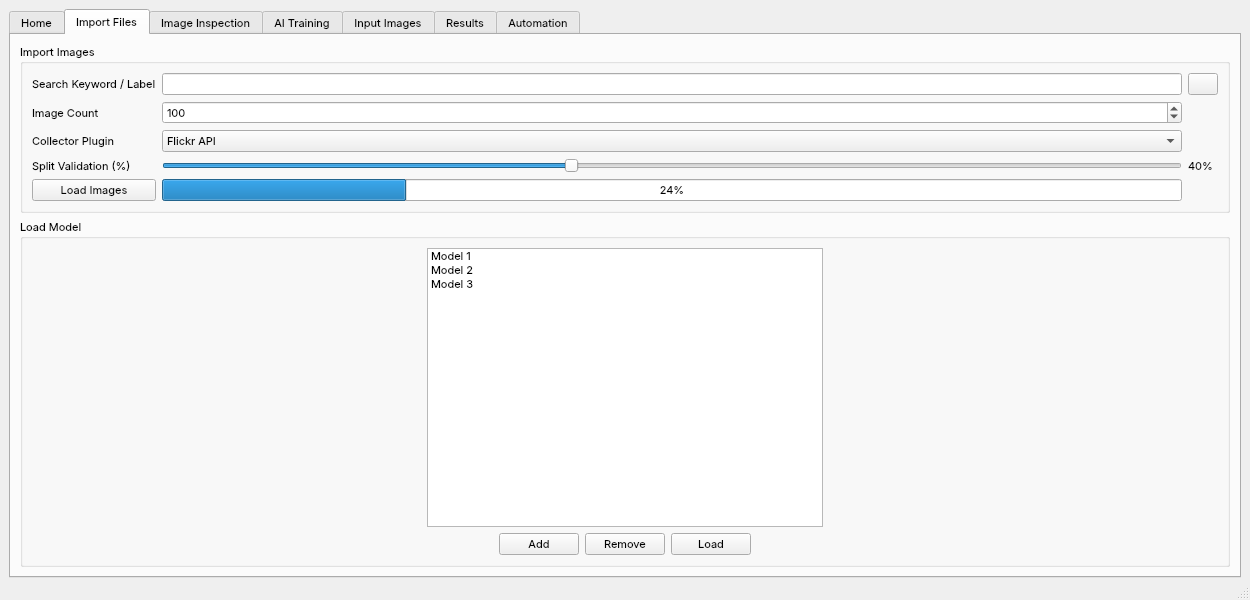
First picture: the form in mainwindow.ui, repository Joensw/RCAIT, before the edit.
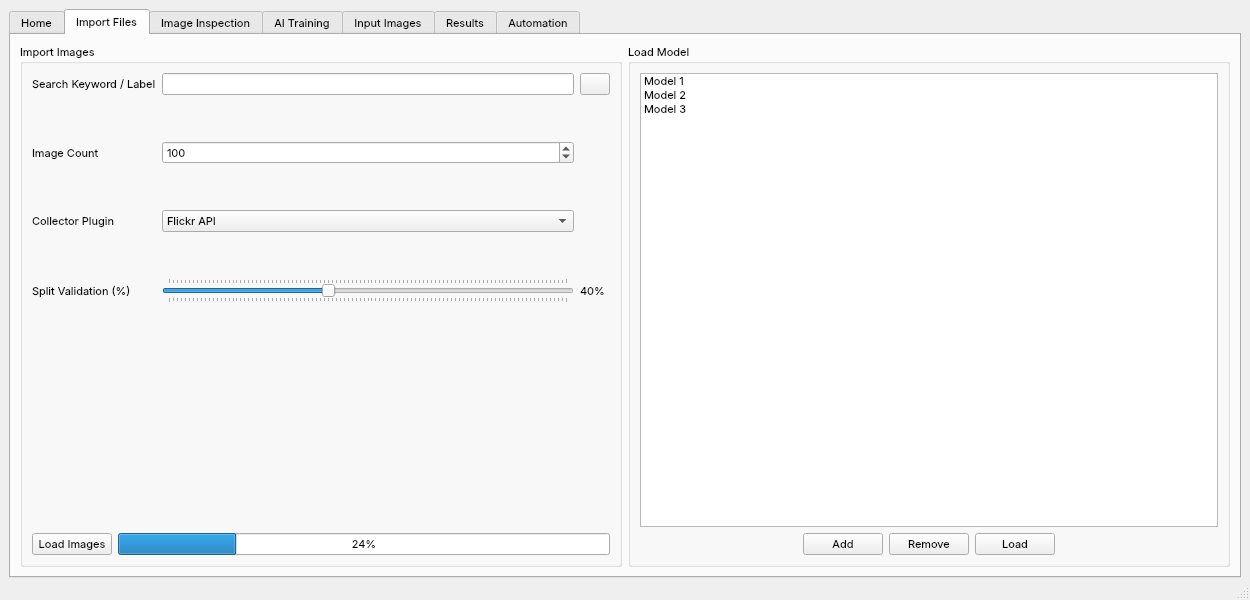
Second picture: the form after the edit. The open tabs and pages were chosen to show the change. Icons and pictures are not drawn. Custom widgets are drawn as their Qt base class.

Commit message: Improve layout of import files tab

Diff of the .ui file:
```diff
--- a/mainwindow.ui
+++ b/mainwindow.ui
@@ -92,8 +92,8 @@
        <attribute name="title">
         <string>Import Files</string>
        </attribute>
-       <layout class="QGridLayout" name="gridLayout_9">
-        <item row="0" column="0">
+       <layout class="QHBoxLayout" name="horizontalLayout">
+        <item>
          <widget class="QGroupBox" name="groupBox_2">
           <property name="enabled">
            <bool>true</bool>
@@ -101,9 +101,72 @@
           <property name="title">
            <string>Import Images</string>
           </property>
-          <layout class="QGridLayout" name="gridLayout_4" rowstretch="0">
+          <layout class="QGridLayout" name="gridLayout_4" rowstretch="0,0,0">
+           <item row="2" column="0">
+            <widget class="QPushButton" name="pushButton_5">
+             <property name="font">
+              <font>
+               <family>SF Pro Text</family>
+               <pointsize>8</pointsize>
+              </font>
+             </property>
+             <property name="text">
+              <string>Load Images</string>
+             </property>
+            </widget>
+           </item>
+           <item row="2" column="1">
+            <widget class="QProgressBar" name="progressBar_2">
+             <property name="value">
+              <number>24</number>
+             </property>
+            </widget>
+           </item>
            <item row="0" column="0" colspan="2">
             <layout class="QGridLayout" name="gridLayout_12">
+             <item row="5" column="0">
+              <widget class="QLabel" name="label_7">
+               <property name="text">
+                <string>Collector Plugin</string>
+               </property>
+              </widget>
+             </item>
+             <item row="3" column="1">
+              <widget class="QSpinBox" name="spinBox">
+               <property name="sizePolicy">
+                <sizepolicy hsizetype="Minimum" vsizetype="Fixed">
+                 <horstretch>0</horstretch>
+                 <verstretch>0</verstretch>
+                </sizepolicy>
+               </property>
+               <property name="maximum">
+                <number>1000</number>
+               </property>
+               <property name="value">
+                <number>100</number>
+               </property>
+              </widget>
+             </item>
+             <item row="7" column="0">
+              <widget class="QLabel" name="label_4">
+               <property name="text">
+                <string>Split Validation (%)</string>
+               </property>
+              </widget>
+             </item>
+             <item row="4" column="1">
+              <spacer name="verticalSpacer_5">
+               <property name="orientation">
+                <enum>Qt::Vertical</enum>
+               </property>
+               <property name="sizeHint" stdset="0">
+                <size>
+                 <width>20</width>
+                 <height>40</height>
+                </size>
+               </property>
+              </spacer>
+             </item>
              <item row="0" column="0">
               <widget class="QLabel" name="label_3">
                <property name="text">
@@ -111,41 +174,7 @@
                </property>
               </widget>
              </item>
-             <item row="3" column="3">
-              <widget class="QLabel" name="label_5">
-               <property name="text">
-                <string>40%</string>
-               </property>
-              </widget>
-             </item>
-             <item row="4" column="0">
-              <widget class="QPushButton" name="pushButton_5">
-               <property name="font">
-                <font>
-                 <family>SF Pro Text</family>
-                 <pointsize>8</pointsize>
-                </font>
-               </property>
-               <property name="text">
-                <string>Load Images</string>
-               </property>
-              </widget>
-             </item>
-             <item row="2" column="0">
-              <widget class="QLabel" name="label_7">
-               <property name="text">
-                <string>Collector Plugin</string>
-               </property>
-              </widget>
-             </item>
-             <item row="1" column="0">
-              <widget class="QLabel" name="label_2">
-               <property name="text">
-                <string>Image Count</string>
-               </property>
-              </widget>
-             </item>
-             <item row="2" column="2">
+             <item row="5" column="1">
               <widget class="QComboBox" name="comboBox_3">
                <property name="enabled">
                 <bool>true</bool>
@@ -167,7 +196,33 @@
                </item>
               </widget>
              </item>
-             <item row="0" column="3">
+             <item row="6" column="1">
+              <spacer name="verticalSpacer_6">
+               <property name="orientation">
+                <enum>Qt::Vertical</enum>
+               </property>
+               <property name="sizeHint" stdset="0">
+                <size>
+                 <width>20</width>
+                 <height>40</height>
+                </size>
+               </property>
+              </spacer>
+             </item>
+             <item row="0" column="1">
+              <widget class="Tags" name="lineEdit">
+               <property name="sizePolicy">
+                <sizepolicy hsizetype="Expanding" vsizetype="Expanding">
+                 <horstretch>0</horstretch>
+                 <verstretch>0</verstretch>
+                </sizepolicy>
+               </property>
+               <property name="contextMenuPolicy">
+                <enum>Qt::DefaultContextMenu</enum>
+               </property>
+              </widget>
+             </item>
+             <item row="0" column="2">
               <layout class="QHBoxLayout" name="horizontalLayout_14">
                <item>
                 <widget class="QPushButton" name="pushButton_clearTags">
@@ -194,40 +249,7 @@
                </item>
               </layout>
              </item>
-             <item row="0" column="2">
-              <widget class="Tags" name="lineEdit"/>
-             </item>
-             <item row="1" column="2">
-              <widget class="QSpinBox" name="spinBox">
-               <property name="sizePolicy">
-                <sizepolicy hsizetype="Minimum" vsizetype="Fixed">
-                 <horstretch>0</horstretch>
-                 <verstretch>0</verstretch>
-                </sizepolicy>
-               </property>
-               <property name="maximum">
-                <number>1000</number>
-               </property>
-               <property name="value">
-                <number>100</number>
-               </property>
-              </widget>
-             </item>
-             <item row="4" column="2">
-              <widget class="QProgressBar" name="progressBar_2">
-               <property name="value">
-                <number>24</number>
-               </property>
-              </widget>
-             </item>
-             <item row="3" column="0">
-              <widget class="QLabel" name="label_4">
-               <property name="text">
-                <string>Split Validation (%)</string>
-               </property>
-              </widget>
-             </item>
-             <item row="3" column="2">
+             <item row="7" column="1">
               <widget class="QSlider" name="horizontalSlider">
                <property name="maximum">
                 <number>100</number>
@@ -238,35 +260,62 @@
                <property name="orientation">
                 <enum>Qt::Horizontal</enum>
                </property>
+               <property name="tickPosition">
+                <enum>QSlider::TicksBothSides</enum>
+               </property>
+              </widget>
+             </item>
+             <item row="3" column="0">
+              <widget class="QLabel" name="label_2">
+               <property name="text">
+                <string>Image Count</string>
+               </property>
+              </widget>
+             </item>
+             <item row="1" column="1">
+              <spacer name="verticalSpacer_4">
+               <property name="orientation">
+                <enum>Qt::Vertical</enum>
+               </property>
+               <property name="sizeHint" stdset="0">
+                <size>
+                 <width>20</width>
+                 <height>40</height>
+                </size>
+               </property>
+              </spacer>
+             </item>
+             <item row="7" column="2">
+              <widget class="QLabel" name="label_5">
+               <property name="text">
+                <string>40%</string>
+               </property>
               </widget>
              </item>
             </layout>
            </item>
+           <item row="1" column="1">
+            <spacer name="verticalSpacer_3">
+             <property name="orientation">
+              <enum>Qt::Vertical</enum>
+             </property>
+             <property name="sizeHint" stdset="0">
+              <size>
+               <width>20</width>
+               <height>40</height>
+              </size>
+             </property>
+            </spacer>
+           </item>
           </layout>
          </widget>
         </item>
-        <item row="1" column="0">
+        <item>
          <widget class="QGroupBox" name="gridGroupBox">
           <property name="title">
            <string>Load Model</string>
           </property>
           <layout class="QHBoxLayout" name="horizontalLayout_17">
-           <item>
-            <layout class="QHBoxLayout" name="horizontalLayout_15"/>
-           </item>
-           <item>
-            <spacer name="horizontalSpacer">
-             <property name="orientation">
-              <enum>Qt::Horizontal</enum>
-             </property>
-             <property name="sizeHint" stdset="0">
-              <size>
-               <width>40</width>
-               <height>20</height>
-              </size>
-             </property>
-            </spacer>
-           </item>
            <item>
             <layout class="QVBoxLayout" name="verticalLayout_4">
              <item>
@@ -380,19 +429,6 @@
              </item>
             </layout>
            </item>
-           <item>
-            <spacer name="horizontalSpacer_10">
-             <property name="orientation">
-              <enum>Qt::Horizontal</enum>
-             </property>
-             <property name="sizeHint" stdset="0">
-              <size>
-               <width>40</width>
-               <height>20</height>
-              </size>
-             </property>
-            </spacer>
-           </item>
           </layout>
          </widget>
         </item>
```
